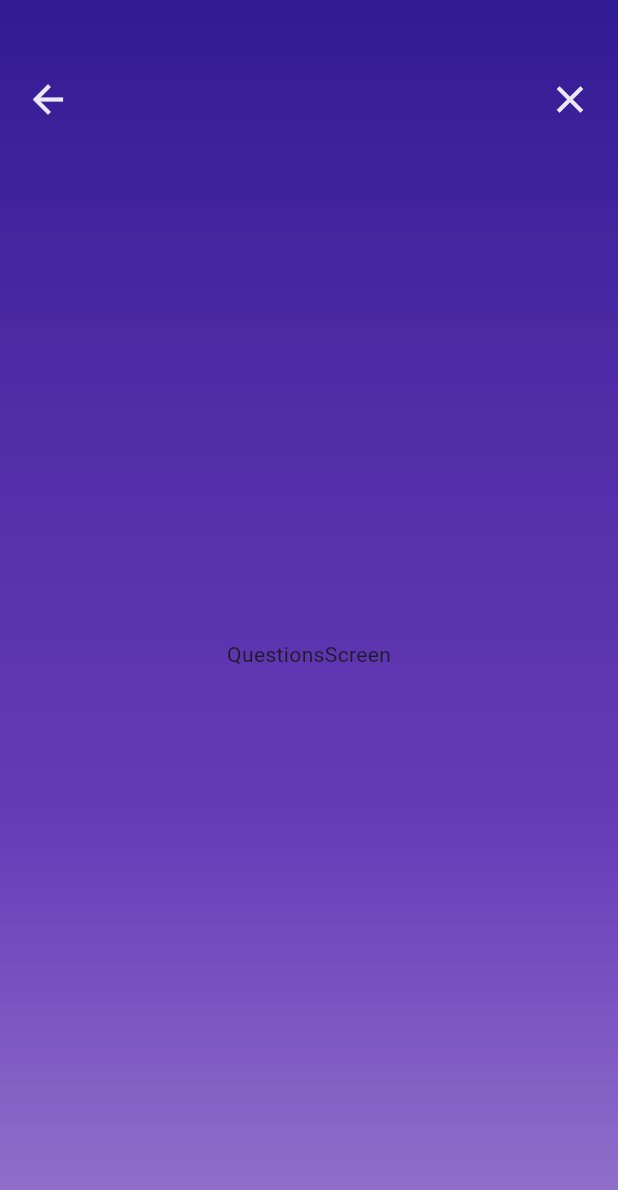
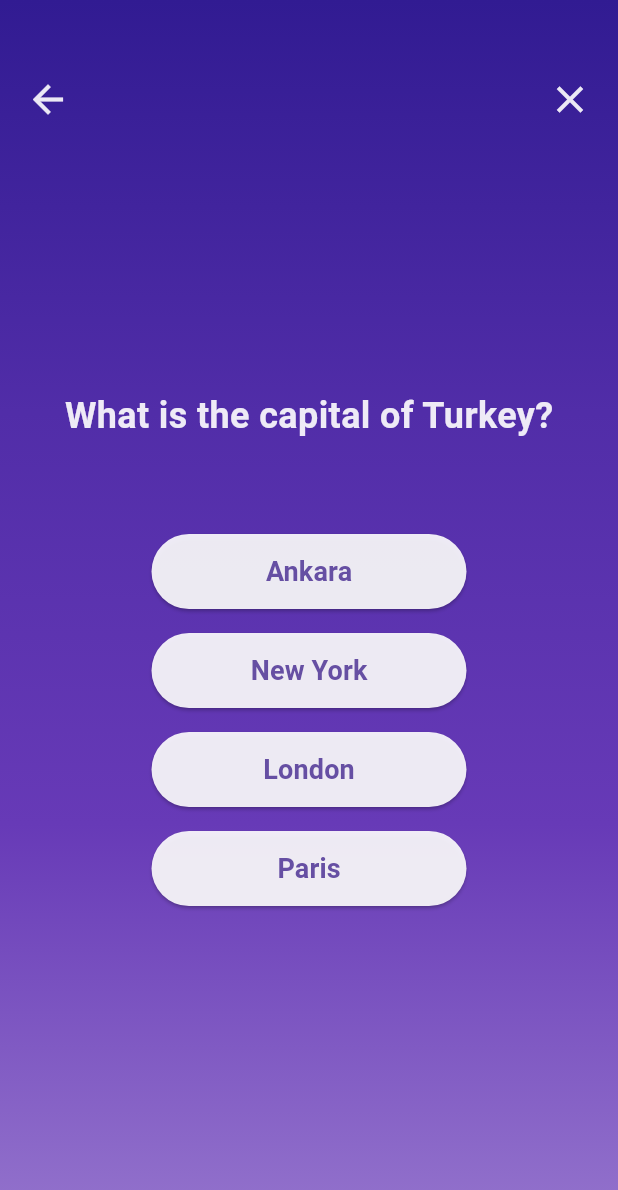
Before and after one commit to iulvimercan/flutter_QuizApp, a Flutter app: the screen it shows after launch, after a tap on "Start Quiz", on a phone screen of 412 x 824 dp. Shown: the top 1190 px of the screen. Run offline on Flutter 3.47's test engine with Material 3 defaults, Android fonts, the phone set to English and light mode, and no system bars.

Commit message:
answer_button.dart

```diff
--- /dev/null
+++ b/lib/answer_button.dart
@@ -0,0 +1,33 @@
+import 'package:flutter/material.dart';
+import 'package:quiz_app/colors.dart';
+
+class AnswerButton extends StatelessWidget {
+  const AnswerButton (this.answer, this.isSelected, this.saveAnswer, {super.key});
+
+  final String answer;
+  final bool isSelected;
+  final void Function(String answer) saveAnswer;
+
+
+  @override
+  Widget build(BuildContext context) {
+    return Padding(
+      padding: const EdgeInsets.symmetric(vertical: 8.0),
+      child: ElevatedButton(
+        onPressed: () => saveAnswer(answer),
+        style: ElevatedButton.styleFrom(
+          backgroundColor: isSelected ? AppColors.blue : AppColors.white,
+          minimumSize: const Size(210, 50),
+        ),
+        child: Text(
+          answer,
+          style: TextStyle(
+            fontSize: 18,
+            fontWeight: FontWeight.w600,
+            color: isSelected ? AppColors.white : AppColors.textPurple
+          )
+        ),
+      ),
+    );
+  }
+}
--- a/lib/colors.dart
+++ b/lib/colors.dart
@@ -4,4 +4,6 @@ class AppColors {
   static const Color darkPurple = Color(0xFF311B92);
   static const Color purple = Color(0xFF9575CD);
   static const Color white = Color.fromARGB(230, 255, 255, 255);
+  static const Color blue = Color.fromARGB(255, 44, 128, 255);
+  static const Color textPurple = Color.fromARGB(255, 102, 79, 163);
 }
--- a/lib/data/questions.dart
+++ b/lib/data/questions.dart
@@ -1,4 +1,4 @@
-import 'package:quiz_app/models/question.dart';
+import 'package:quiz_app/models/Question.dart';
 
 final List<Question> questions = [
   Question(
--- a/lib/questions_screen.dart
+++ b/lib/questions_screen.dart
@@ -1,9 +1,11 @@
 import 'package:flutter/material.dart';
+import 'package:quiz_app/answer_button.dart';
 import 'package:quiz_app/colors.dart';
+import 'package:quiz_app/data/questions.dart';
+import 'models/Question.dart';
 
 class QuestionsScreen extends StatefulWidget {
   const QuestionsScreen(this.exitQuiz, {super.key});
-
   final void Function() exitQuiz;
 
   @override
@@ -11,6 +13,24 @@ class QuestionsScreen extends StatefulWidget {
 }
 
 class _QuestionsScreenState extends State<QuestionsScreen> {
+  int questionIndex = 0;
+  Question currentQuestion = questions.elementAt(0);
+
+  void nextQuestion() {
+    setState(() {
+      if(questions.length - 1 != questionIndex) {
+        questionIndex++;
+        currentQuestion = questions.elementAt(questionIndex);
+      }
+    });
+  }
+
+  void saveAnswer(String answer) {
+    setState(() {
+      questions.elementAt(questionIndex).userAnswer = answer;
+    });
+  }
+
   @override
   Widget build(BuildContext context) {
     return Center(
@@ -36,7 +56,16 @@ class _QuestionsScreenState extends State<QuestionsScreen> {
                 ]
               ),
               const Spacer(),
-              const Text('QuestionsScreen'),
+              Text(
+                currentQuestion.question,
+                style: const  TextStyle(
+                  color: AppColors.white,
+                  fontSize: 24,
+                  fontWeight: FontWeight.bold,
+                ),
+              ),
+              const SizedBox(height: 54),
+              ...currentQuestion.answers.map((answer) => AnswerButton(answer, currentQuestion.userAnswer==answer, saveAnswer)),
               const Spacer(),
             ],
           ),
```
Also changed, not shown: lib/quiz.dart (+7 -1 lines), lib/models/Question.dart (renamed from lib/models/question.dart).
